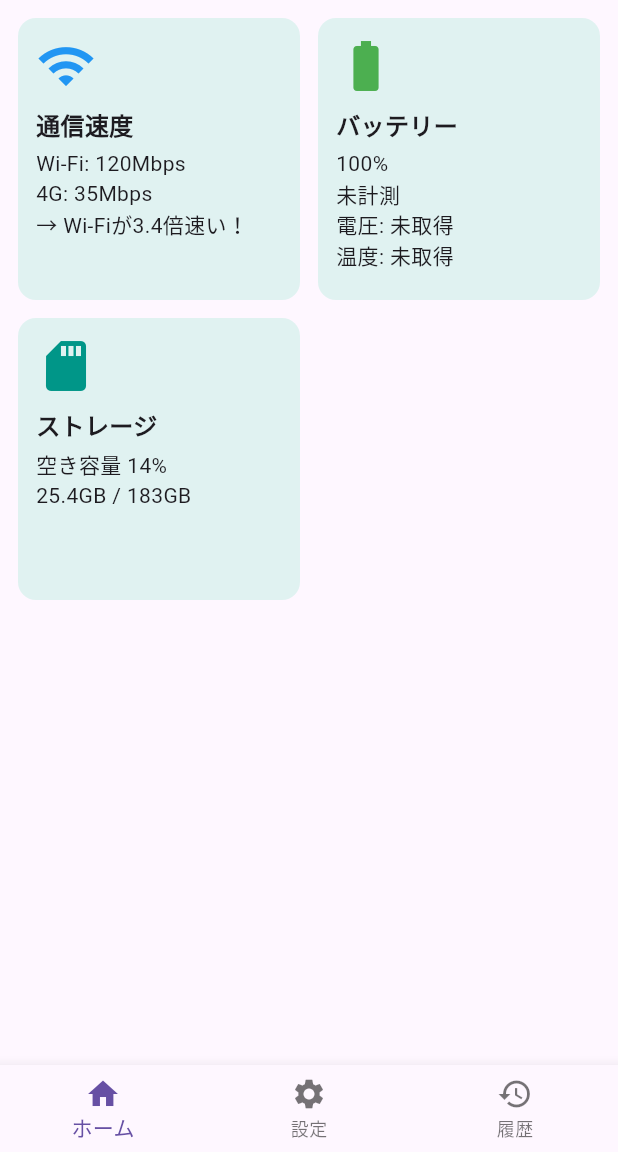
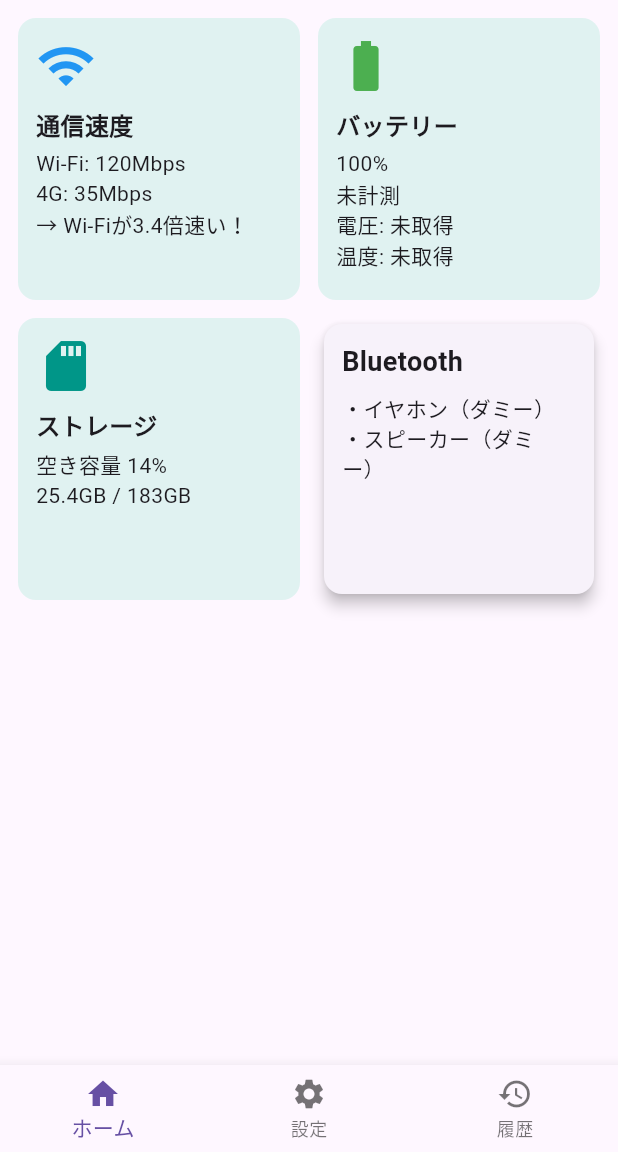
Before and after one commit to k-ejima/teamJ, a Flutter app: the screen it shows after launch, on a phone screen of 412 x 824 dp, the part 84-1236 px from its top. Run offline on Flutter 3.47's test engine with Material 3 defaults, Android fonts, the phone set to English and light mode, and no system bars; our stand-ins replace battery_plus.

Commit message:
Bluetoothダミーコード

```diff
--- a/lib/screens/home_screen.dart
+++ b/lib/screens/home_screen.dart
@@ -2,6 +2,7 @@ import 'package:flutter/material.dart';
 import '../widgets/network_card.dart';
 import '../widgets/battery_card.dart';
 import '../widgets/storage_card.dart';
+import '../widgets/bluetooth_card.dart';
 
 class HomeScreen extends StatelessWidget {
   const HomeScreen({super.key});
@@ -14,7 +15,11 @@ class HomeScreen extends StatelessWidget {
         elevation: 0,
         title: const Text(
           "Battery",
-          style: TextStyle(color: Colors.black, fontSize: 28, fontWeight: FontWeight.bold),
+          style: TextStyle(
+            color: Colors.black,
+            fontSize: 28,
+            fontWeight: FontWeight.bold,
+          ),
         ),
       ),
       body: Padding(
@@ -27,6 +32,7 @@ class HomeScreen extends StatelessWidget {
             NetworkCard(),
             BatteryCard(),
             StorageCard(),
+            BluetoothCard(),
           ],
         ),
       ),
--- /dev/null
+++ b/lib/widgets/bluetooth_card.dart
@@ -0,0 +1,28 @@
+import 'package:flutter/material.dart';
+
+class BluetoothCard extends StatelessWidget {
+  const BluetoothCard({super.key});
+
+  @override
+  Widget build(BuildContext context) {
+    return Card(
+      shape: RoundedRectangleBorder(borderRadius: BorderRadius.circular(12)),
+      elevation: 4,
+      child: Padding(
+        padding: const EdgeInsets.all(12.0),
+        child: Column(
+          crossAxisAlignment: CrossAxisAlignment.start,
+          children: const [
+            Text(
+              "Bluetooth",
+              style: TextStyle(fontSize: 18, fontWeight: FontWeight.bold),
+            ),
+            SizedBox(height: 8),
+            Text("・イヤホン（ダミー）"),
+            Text("・スピーカー（ダミー）"),
+          ],
+        ),
+      ),
+    );
+  }
+}
```
